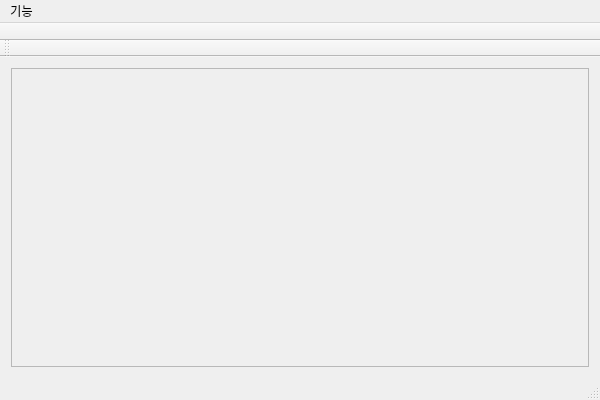
Before: the Qt Designer form project/xdynamics/xdynamics/xdynamics/xdynamics.ui in metakonga/metakonga, drawn with Qt 5.
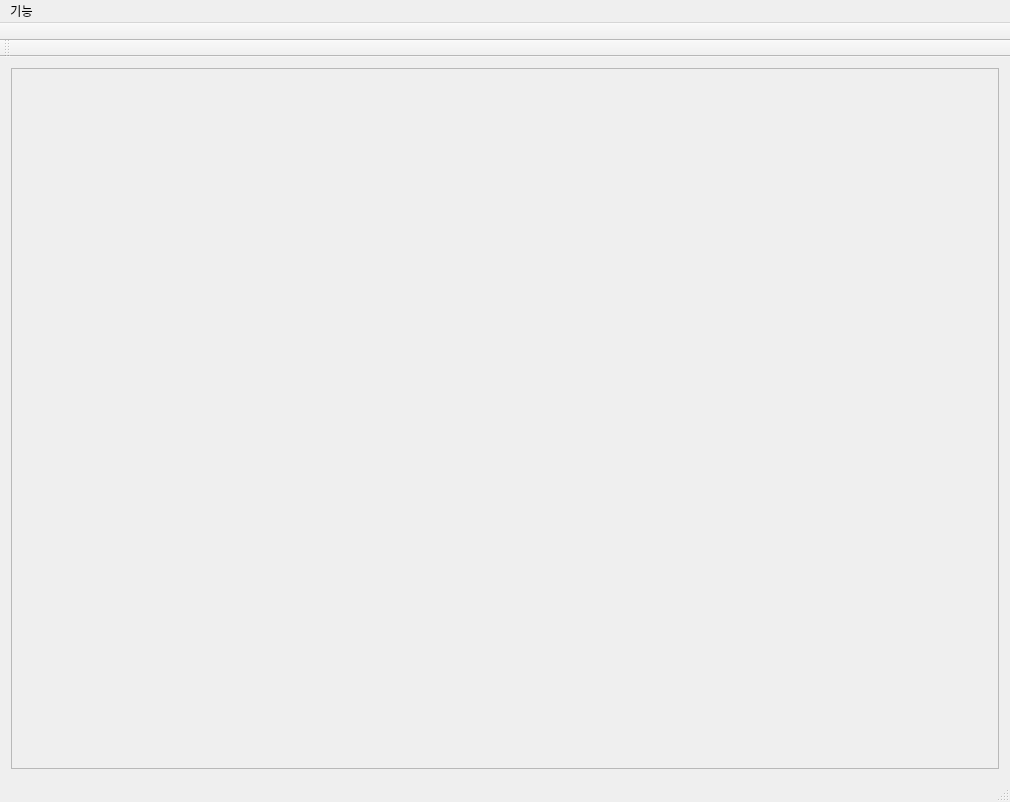
After: the same form once the commit is applied.

```diff
--- a/project/xdynamics/xdynamics/xdynamics/xdynamics.ui
+++ b/project/xdynamics/xdynamics/xdynamics/xdynamics.ui
@@ -6,13 +6,16 @@
    <rect>
     <x>0</x>
     <y>0</y>
-    <width>600</width>
-    <height>400</height>
+    <width>1010</width>
+    <height>802</height>
    </rect>
   </property>
   <property name="windowTitle">
    <string>xdynamics</string>
   </property>
+  <property name="tabShape">
+   <enum>QTabWidget::Rounded</enum>
+  </property>
   <widget class="QWidget" name="centralWidget">
    <layout class="QGridLayout" name="gridLayout">
     <item row="0" column="0">
@@ -25,8 +28,8 @@
         <rect>
          <x>0</x>
          <y>0</y>
-         <width>580</width>
-         <height>315</height>
+         <width>990</width>
+         <height>717</height>
         </rect>
        </property>
       </widget>
@@ -39,7 +42,7 @@
     <rect>
      <x>0</x>
      <y>0</y>
-     <width>600</width>
+     <width>1010</width>
      <height>21</height>
     </rect>
    </property>
```
